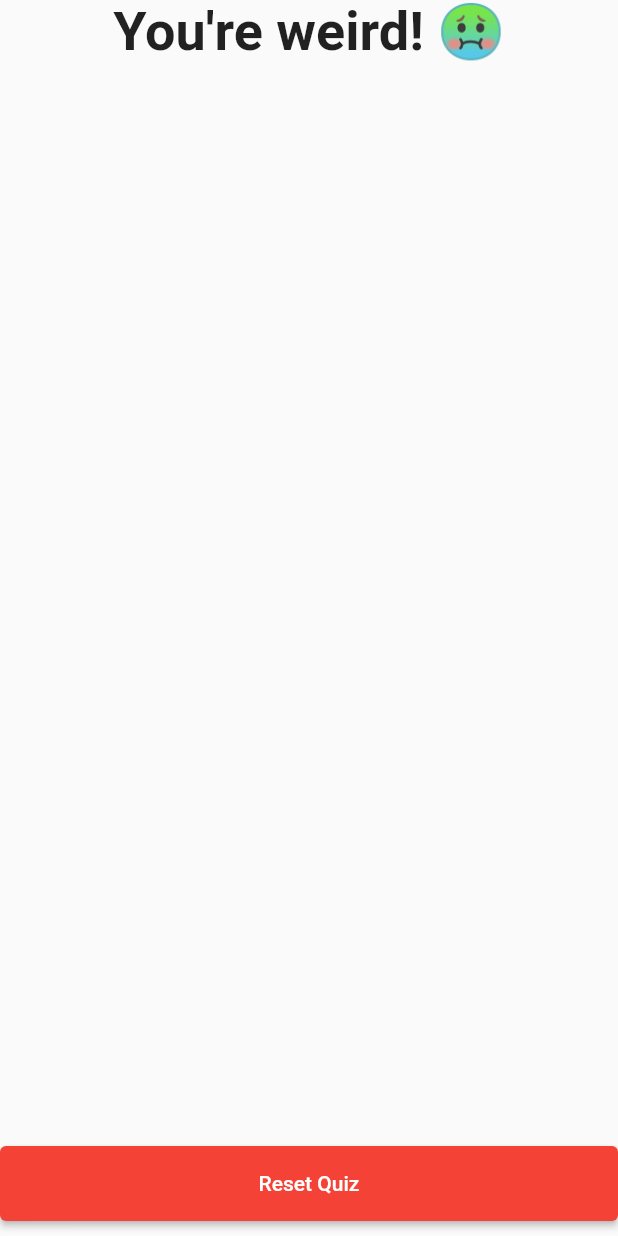
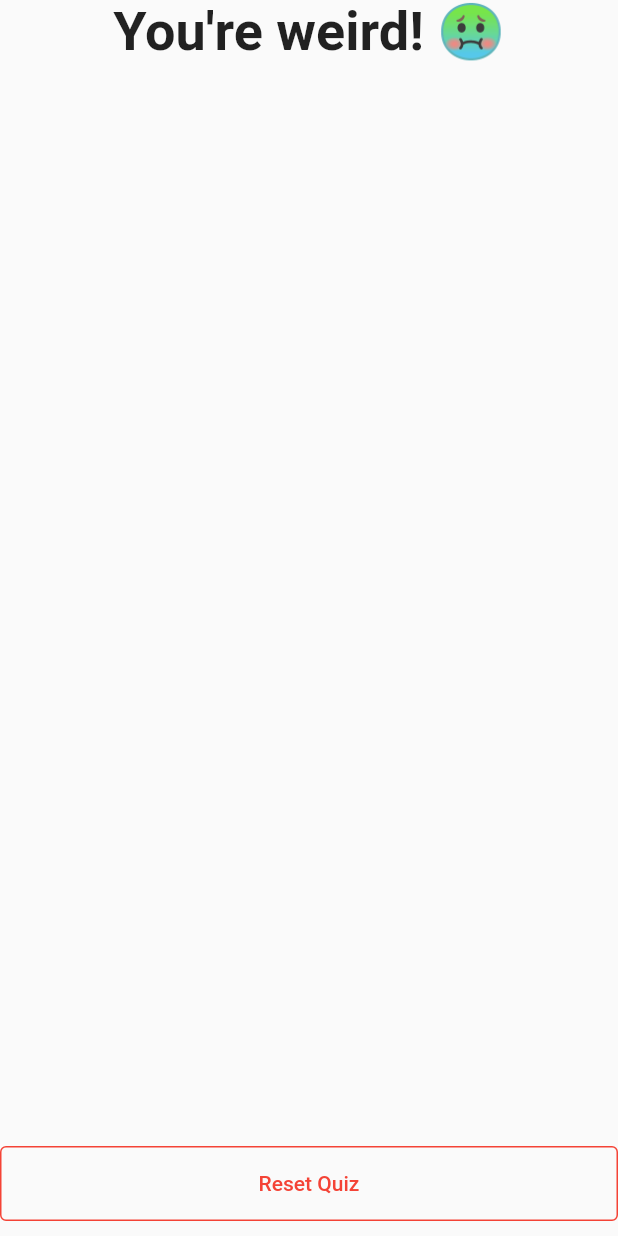
Before and after one commit to will-souza/quizapp, a Flutter app: the Result widget shown alone on an empty page, opened directly with empty values, on a phone screen of 412 x 824 dp. Run offline on Flutter 3.47's test engine with Material 2 defaults, Android fonts, the phone set to English and light mode, and no system bars.

Commit message:
changed buttons style

```diff
--- a/lib/result.dart
+++ b/lib/result.dart
@@ -40,13 +40,12 @@ class Result extends StatelessWidget {
       const Spacer(),
       Container(
         margin: const EdgeInsets.only(bottom: 10),
-        child: ElevatedButton(
+        child: OutlinedButton(
           onPressed: resetQuiz,
-          style: ButtonStyle(
-            backgroundColor: MaterialStateProperty.all(Colors.red),
-            minimumSize: MaterialStateProperty.all(
-              const Size.fromHeight(50),
-            ),
+          style: OutlinedButton.styleFrom(
+            foregroundColor: Colors.red,
+            side: const BorderSide(color: Colors.red),
+            minimumSize: const Size.fromHeight(50),
           ),
           child: const Text('Reset Quiz'),
         ),
```
Also changed, not shown: lib/answer.dart (+3 -5 lines).
